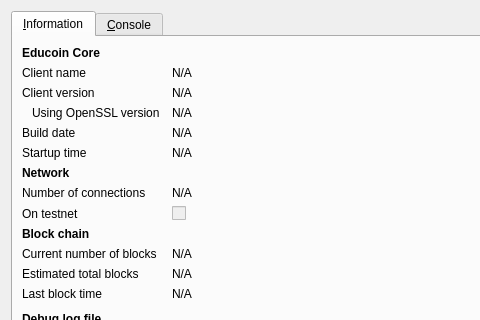
The window that src/qt/forms/rpcconsole.ui (sansicoin/educoin_v2) describes before a commit, drawn with Qt 5; both pictures show x 0 to 480 and y 0 to 320 of the 740 by 450 pixel window.
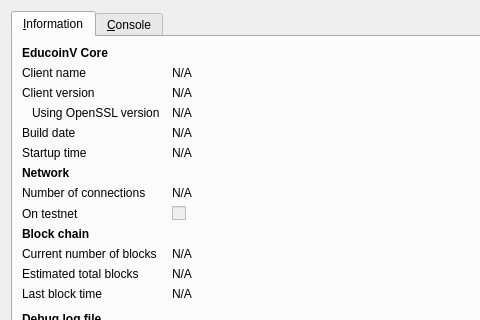
The same window after the commit. Icons and pictures are not drawn.

The edit to the form file:
```diff
--- a/src/qt/forms/rpcconsole.ui
+++ b/src/qt/forms/rpcconsole.ui
@@ -36,7 +36,7 @@
           </font>
          </property>
          <property name="text">
-          <string>Educoin Core</string>
+          <string>EducoinV Core</string>
          </property>
         </widget>
        </item>
```
Left out of the diff: 6 changed lines with no effect on the pictures.
